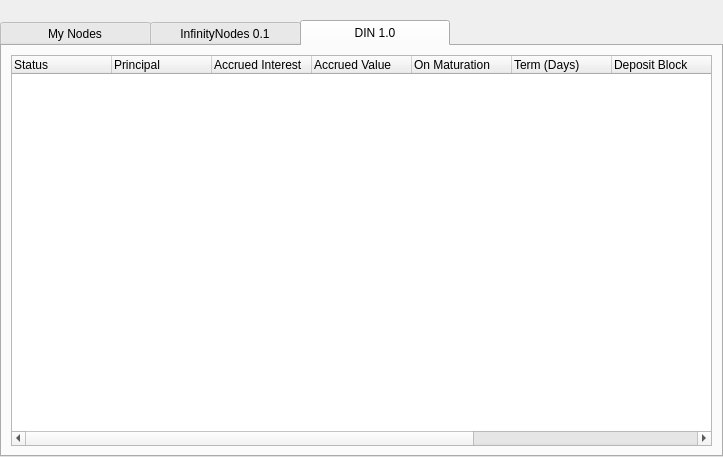
This is src/qt/forms/masternodelist.ui in hardwarewise/SIN-core as Qt 5 draws it before an edit. The edited form follows.
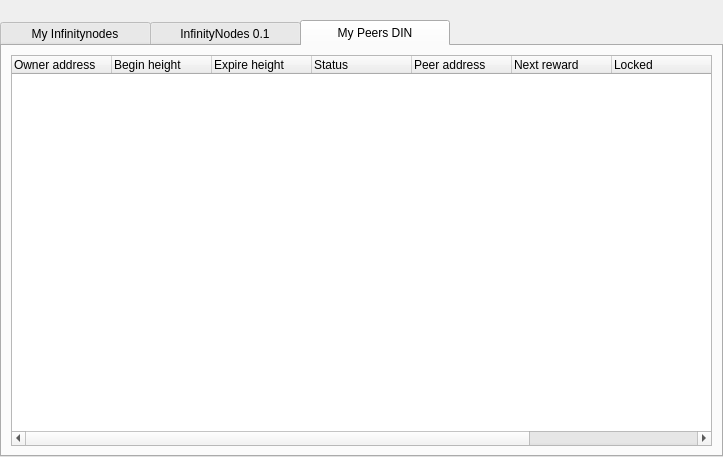
This is the edited form. The open tabs and pages were chosen to show the change.

```diff
--- a/src/qt/forms/masternodelist.ui
+++ b/src/qt/forms/masternodelist.ui
@@ -56,7 +56,7 @@
        </property>
        <widget class="QWidget" name="tabMyMasternodes">
         <attribute name="title">
-         <string>My Nodes</string>
+         <string>My Infinitynodes</string>
         </attribute>
         <layout class="QGridLayout" name="gridLayout_2">
          <item row="0" column="0">
@@ -306,7 +306,7 @@
        </widget>
        <widget class="QWidget" name="tab">
         <attribute name="title">
-         <string>DIN 1.0</string>
+         <string>My Peers DIN</string>
         </attribute>
         <layout class="QVBoxLayout" name="verticalLayout_3">
          <item>
@@ -323,6 +323,30 @@
            <attribute name="horizontalHeaderDefaultSectionSize">
             <number>100</number>
            </attribute>
+           <column>
+            <property name="text">
+             <string>Owner address</string>
+            </property>
+            <property name="textAlignment">
+             <set>AlignLeading|AlignVCenter</set>
+            </property>
+           </column>
+           <column>
+            <property name="text">
+             <string>Begin height</string>
+            </property>
+            <property name="textAlignment">
+             <set>AlignLeading|AlignVCenter</set>
+            </property>
+           </column>
+           <column>
+            <property name="text">
+             <string>Expire height</string>
+            </property>
+            <property name="textAlignment">
+             <set>AlignLeading|AlignVCenter</set>
+            </property>
+           </column>
            <column>
             <property name="text">
              <string>Status</string>
@@ -333,7 +357,7 @@
            </column>
            <column>
             <property name="text">
-             <string>Principal</string>
+             <string>Peer address</string>
             </property>
             <property name="textAlignment">
              <set>AlignLeading|AlignVCenter</set>
@@ -341,7 +365,7 @@
            </column>
            <column>
             <property name="text">
-             <string>Accrued Interest</string>
+             <string>Next reward</string>
             </property>
             <property name="textAlignment">
              <set>AlignLeading|AlignVCenter</set>
@@ -349,7 +373,7 @@
            </column>
            <column>
             <property name="text">
-             <string>Accrued Value</string>
+             <string>Locked</string>
             </property>
             <property name="textAlignment">
              <set>AlignLeading|AlignVCenter</set>
@@ -357,39 +381,7 @@
            </column>
            <column>
             <property name="text">
-             <string>On Maturation</string>
-            </property>
-            <property name="textAlignment">
-             <set>AlignLeading|AlignVCenter</set>
-            </property>
-           </column>
-           <column>
-            <property name="text">
-             <string>Term (Days)</string>
-            </property>
-            <property name="textAlignment">
-             <set>AlignLeading|AlignVCenter</set>
-            </property>
-           </column>
-           <column>
-            <property name="text">
-             <string>Deposit Block</string>
-            </property>
-            <property name="textAlignment">
-             <set>AlignLeading|AlignVCenter</set>
-            </property>
-           </column>
-           <column>
-            <property name="text">
-             <string>Maturation Block</string>
-            </property>
-            <property name="textAlignment">
-             <set>AlignLeading|AlignVCenter</set>
-            </property>
-           </column>
-           <column>
-            <property name="text">
-             <string>Estimated Date</string>
+             <string>Backup address</string>
             </property>
             <property name="textAlignment">
              <set>AlignLeading|AlignVCenter</set>
```
Left out of the diff: 2 changed lines with no effect on the pictures.
